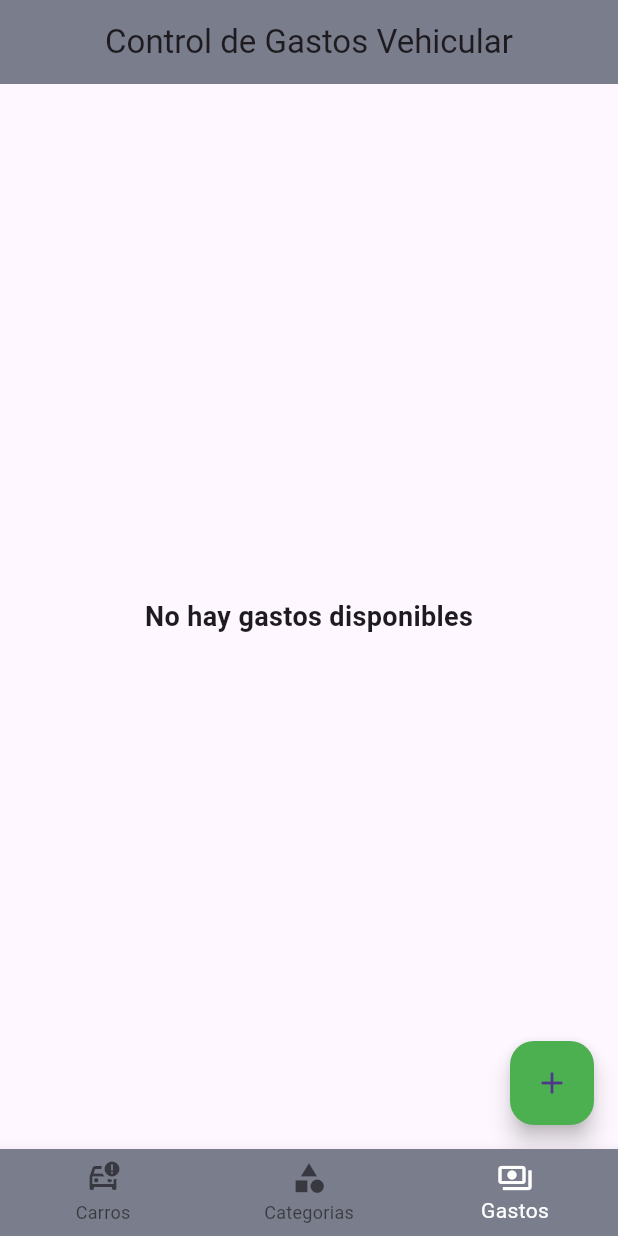
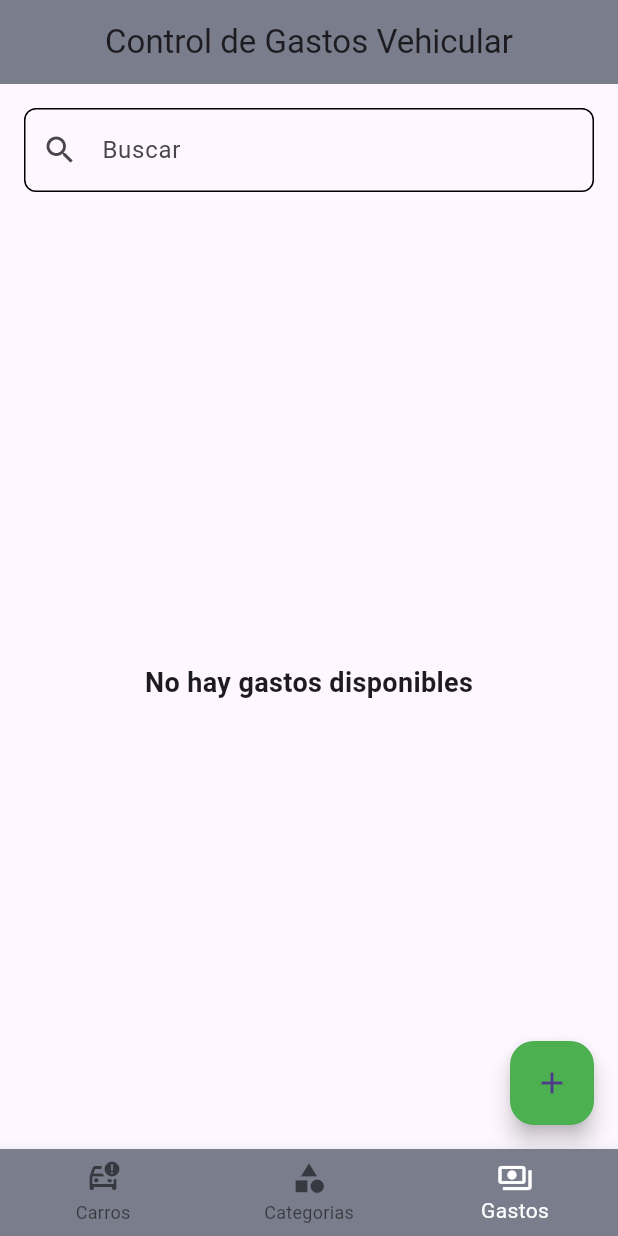
Before and after one commit to CaniSama/costos, a Flutter app: the screen it shows after launch, item 3 of the bottom bar chosen, on a phone screen of 412 x 824 dp. Run offline on Flutter 3.47's test engine with Material 3 defaults, Android fonts, the phone set to English and light mode, and no system bars; our stand-ins replace bloc, flutter_bloc, sqflite, sqflite_common_ffi_web; accounts and stored records are empty.

Commit message:
barra de busqueda

```diff
--- a/lib/main.dart
+++ b/lib/main.dart
@@ -836,8 +836,16 @@ class _EditarCategoriaState extends State<EditarCategoria> {
 
 //GASTOS
 
-class ListaMovimientos extends StatelessWidget {
+class ListaMovimientos extends StatefulWidget {
   const ListaMovimientos({super.key});
+
+  @override
+  State<ListaMovimientos> createState() => _ListaMovimientosState();
+}
+
+class _ListaMovimientosState extends State<ListaMovimientos> {
+
+  TextEditingController barraBusqueda = TextEditingController();
 
   @override
   Widget build(BuildContext context) {
@@ -845,11 +853,47 @@ class ListaMovimientos extends StatelessWidget {
       body: BlocBuilder<MovimientoBloc, MovimientoEstado>(
         builder: (context, state) {
           if (state is GetAllMovimientos) {
-            return _listaMovimientos(state.movimientos);
+            List<Map<String, dynamic>> gastosFiltrados = state.movimientos
+                .where((movimiento) => movimiento['nombremovimiento']!
+                    .toLowerCase()
+                    .contains(barraBusqueda.text.toLowerCase()))
+                .toList();
+            return Column(
+              children: [
+                Padding(
+                  padding: const EdgeInsets.all(16.0),
+                  child: TextField(
+                    controller: barraBusqueda,
+                    decoration: InputDecoration(
+                      labelText: 'Buscar',
+                      prefixIcon: const Icon(Icons.search),
+                      border: OutlineInputBorder(
+                        borderSide: const BorderSide(color: Color.fromARGB(255, 0, 0, 0)),
+                        borderRadius: BorderRadius.circular(8.0),
+                      ),
+                      enabledBorder: OutlineInputBorder(
+                        borderSide: const BorderSide(color: Color.fromARGB(255, 0, 0, 0)),
+                        borderRadius: BorderRadius.circular(8.0),
+                      ),
+                      focusedBorder: OutlineInputBorder(
+                        borderSide: const BorderSide(color: Color.fromARGB(255, 0, 0, 0)),
+                        borderRadius: BorderRadius.circular(8.0),
+                      ),
+                    ),
+                    onChanged: (value) {
+                      setState(() {});
+                    },
+                  ),
+                ),
+                Expanded(
+                  child: _listaMovimientos(gastosFiltrados),
+                ),
+              ],
+            );
           } else if (state is ErrorGetAllMovimientos) {
             return Center(child: Text('Error: ${state.mensajeError}'));
           } else {
-            return Center(child: Text('${state.mensajeError}'));
+            return const Center(child: CircularProgressIndicator());
           }
         },
       ),
@@ -863,8 +907,10 @@ class ListaMovimientos extends StatelessWidget {
       floatingActionButtonLocation: FloatingActionButtonLocation.endFloat,
     );
   }
+}
 
 Widget _listaMovimientos(List<Map<String, dynamic>>? movimientos) {
+
   if (movimientos != null && movimientos.isNotEmpty) {
     return ListView.builder(
       itemCount: movimientos.length,
@@ -955,8 +1001,6 @@ Widget _listaMovimientos(List<Map<String, dynamic>>? movimientos) {
   }
 }
 
-
-
   void _mostrarModal(BuildContext context, String movimiento) {
     showModalBottomSheet(
       context: context,
@@ -969,8 +1013,6 @@ Widget _listaMovimientos(List<Map<String, dynamic>>? movimientos) {
     );
   }
 
-
-}
 
 class AgregarMovimiento extends StatefulWidget {
   const AgregarMovimiento({super.key});
```
